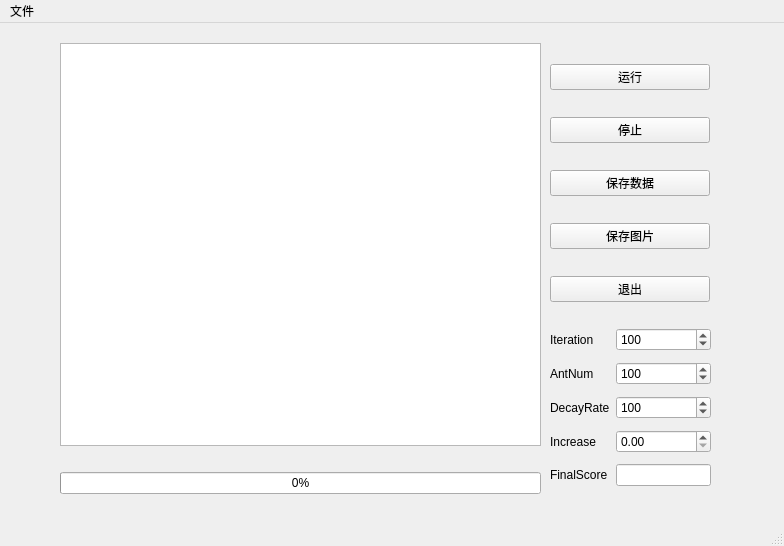
npu-chenlin/easyaco, file mainwindow.ui: the form before one commit.
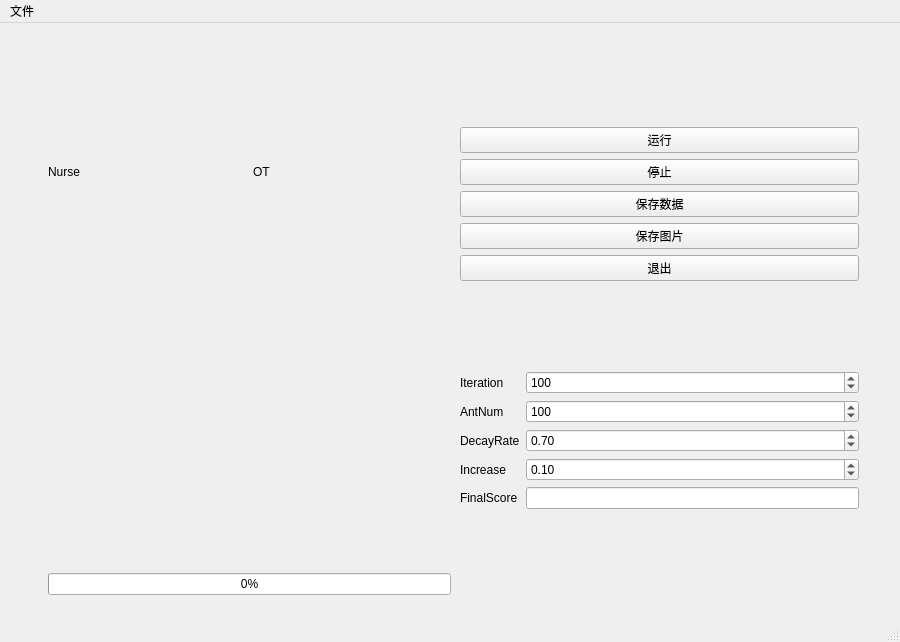
The form after the commit. Icons and pictures are not drawn.

```diff
--- a/mainwindow.ui
+++ b/mainwindow.ui
@@ -6,23 +6,90 @@
    <rect>
     <x>0</x>
     <y>0</y>
-    <width>784</width>
-    <height>546</height>
+    <width>900</width>
+    <height>642</height>
    </rect>
   </property>
   <property name="windowTitle">
    <string>ACO</string>
   </property>
   <widget class="QWidget" name="centralwidget">
-   <widget class="QWidget" name="verticalLayoutWidget">
+   <property name="acceptDrops">
+    <bool>false</bool>
+   </property>
+   <widget class="QWidget" name="horizontalLayoutWidget">
     <property name="geometry">
      <rect>
-      <x>550</x>
+      <x>48</x>
       <y>20</y>
-      <width>160</width>
-      <height>281</height>
+      <width>811</width>
+      <height>552</height>
      </rect>
     </property>
+    <layout class="QHBoxLayout" name="horizontalLayout">
+     <item>
+      <layout class="QVBoxLayout" name="LeftLayout">
+       <property name="spacing">
+        <number>7</number>
+       </property>
+       <property name="sizeConstraint">
+        <enum>QLayout::SetDefaultConstraint</enum>
+       </property>
+       <item>
+        <layout class="QHBoxLayout" name="horizontalLayout_2">
+         <item>
+          <widget class="QLabel" name="Nurse">
+           <property name="text">
+            <string>Nurse</string>
+           </property>
+          </widget>
+         </item>
+         <item>
+          <widget class="QLabel" name="OT">
+           <property name="acceptDrops">
+            <bool>false</bool>
+           </property>
+           <property name="text">
+            <string>OT</string>
+           </property>
+          </widget>
+         </item>
+        </layout>
+       </item>
+       <item>
+        <widget class="QLabel" name="Image">
+         <property name="acceptDrops">
+          <bool>false</bool>
+         </property>
+         <property name="text">
+          <string/>
+         </property>
+         <property name="pixmap">
+          <pixmap>src/results.png</pixmap>
+         </property>
+         <property name="scaledContents">
+          <bool>true</bool>
+         </property>
+        </widget>
+       </item>
+       <item>
+        <widget class="QProgressBar" name="progressBar">
+         <property name="value">
+          <number>0</number>
+         </property>
+        </widget>
+       </item>
+      </layout>
+     </item>
+     <item>
+      <layout class="QVBoxLayout" name="RightLayout">
+       <property name="sizeConstraint">
+        <enum>QLayout::SetFixedSize</enum>
+       </property>
+       <property name="leftMargin">
+        <number>3</number>
+       </property>
+       <item>
     <layout class="QVBoxLayout" name="verticalLayout">
      <item>
       <widget class="QPushButton" name="RunButton">
@@ -63,38 +130,20 @@
       </widget>
      </item>
     </layout>
-   </widget>
-   <widget class="QWidget" name="gridLayoutWidget">
-    <property name="geometry">
-     <rect>
-      <x>550</x>
-      <y>300</y>
-      <width>161</width>
-      <height>171</height>
-     </rect>
-    </property>
+       </item>
+       <item>
     <layout class="QGridLayout" name="gridLayout">
-     <item row="5" column="2">
-      <widget class="QSpinBox" name="DecayRateBox">
-       <property name="maximum">
-        <number>100000</number>
-       </property>
-       <property name="value">
-        <number>100</number>
-       </property>
-      </widget>
-     </item>
      <item row="2" column="0">
-      <widget class="QLabel" name="AntNumLabel">
+          <widget class="QLabel" name="IterationLabel">
        <property name="text">
         <string>Iteration</string>
        </property>
       </widget>
      </item>
-     <item row="4" column="0">
-      <widget class="QLabel" name="IterationLable">
+         <item row="6" column="0">
+          <widget class="QLabel" name="IncreaseLabel">
        <property name="text">
-        <string>AntNum</string>
+            <string>Increase</string>
        </property>
       </widget>
      </item>
@@ -102,16 +151,6 @@
       <widget class="QLineEdit" name="FinalScoreBox"/>
      </item>
      <item row="2" column="2">
-      <widget class="QSpinBox" name="AntNumBox">
-       <property name="maximum">
-        <number>100000</number>
-       </property>
-       <property name="value">
-        <number>100</number>
-       </property>
-      </widget>
-     </item>
-     <item row="4" column="2">
       <widget class="QSpinBox" name="IterationBox">
        <property name="maximum">
         <number>100000</number>
@@ -121,10 +160,20 @@
        </property>
       </widget>
      </item>
-     <item row="6" column="0">
-      <widget class="QLabel" name="IncreaseLabel">
+         <item row="4" column="2">
+          <widget class="QSpinBox" name="AntNumBox">
+           <property name="maximum">
+            <number>100000</number>
+           </property>
+           <property name="value">
+            <number>100</number>
+           </property>
+          </widget>
+         </item>
+         <item row="4" column="0">
+          <widget class="QLabel" name="AntNumLabel">
        <property name="text">
-        <string>Increase</string>
+            <string>AntNum</string>
        </property>
       </widget>
      </item>
@@ -147,45 +196,27 @@
        <property name="singleStep">
         <double>0.050000000000000</double>
        </property>
-      </widget>
-     </item>
-    </layout>
-   </widget>
-   <widget class="QWidget" name="verticalLayoutWidget_2">
-    <property name="geometry">
-     <rect>
-      <x>60</x>
-      <y>20</y>
-      <width>481</width>
-      <height>451</height>
-     </rect>
-    </property>
-    <layout class="QVBoxLayout" name="verticalLayout_2">
-     <item>
-      <widget class="QTextEdit" name="Info"/>
-     </item>
-     <item>
-      <widget class="QLabel" name="ImgBox">
-       <property name="text">
-        <string/>
-       </property>
-       <property name="pixmap">
-        <pixmap>src/results.png</pixmap>
-       </property>
-       <property name="scaledContents">
-        <bool>true</bool>
-       </property>
-       <property name="wordWrap">
-        <bool>false</bool>
-       </property>
-      </widget>
-     </item>
-     <item>
-      <widget class="QProgressBar" name="progressBar">
+           <property name="value">
+            <double>0.100000000000000</double>
+           </property>
+          </widget>
+         </item>
+         <item row="5" column="2">
+          <widget class="QDoubleSpinBox" name="DecayRateBox">
+           <property name="maximum">
+            <double>1.000000000000000</double>
+           </property>
+           <property name="singleStep">
+            <double>0.050000000000000</double>
+           </property>
        <property name="value">
-        <number>0</number>
-       </property>
-      </widget>
+            <double>0.700000000000000</double>
+           </property>
+          </widget>
+         </item>
+        </layout>
+       </item>
+      </layout>
      </item>
     </layout>
    </widget>
@@ -195,8 +226,8 @@
     <rect>
      <x>0</x>
      <y>0</y>
-     <width>784</width>
-     <height>23</height>
+     <width>900</width>
+     <height>27</height>
     </rect>
    </property>
    <widget class="QMenu" name="menu">
```
Left out of the diff: 38 changed lines with no effect on the pictures. Lines whose indentation alone changed are shown as unchanged.
